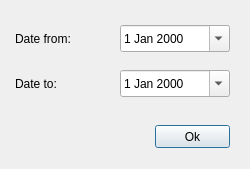
This is ui/selector_date.ui in Giswater/giswater_qgis_plugin as Qt 5 draws it before an edit. The edited form follows.
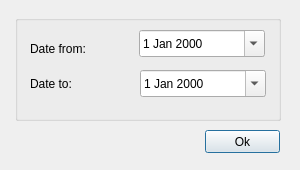
This is the edited form.

Commit message: Update date selector

Diff of the .ui file:
```diff
--- a/ui/selector_date.ui
+++ b/ui/selector_date.ui
@@ -6,19 +6,19 @@
    <rect>
     <x>0</x>
     <y>0</y>
-    <width>250</width>
-    <height>169</height>
+    <width>300</width>
+    <height>170</height>
    </rect>
   </property>
   <property name="minimumSize">
    <size>
-    <width>250</width>
+    <width>300</width>
     <height>150</height>
    </size>
   </property>
   <property name="maximumSize">
    <size>
-    <width>250</width>
+    <width>300</width>
     <height>325</height>
    </size>
   </property>
@@ -31,8 +31,8 @@
   <widget class="QPushButton" name="btn_accept">
    <property name="geometry">
     <rect>
-     <x>155</x>
-     <y>125</y>
+     <x>205</x>
+     <y>130</y>
      <width>75</width>
      <height>23</height>
     </rect>
@@ -41,12 +41,24 @@
     <string>Ok</string>
    </property>
   </widget>
+  <widget class="QGroupBox" name="groupBox">
+   <property name="geometry">
+    <rect>
+     <x>15</x>
+     <y>15</y>
+     <width>266</width>
+     <height>106</height>
+    </rect>
+   </property>
+   <property name="title">
+    <string/>
+   </property>
   <widget class="QDateEdit" name="date_from">
    <property name="geometry">
     <rect>
-     <x>120</x>
-     <y>25</y>
-     <width>110</width>
+      <x>124</x>
+      <y>15</y>
+      <width>126</width>
      <height>27</height>
     </rect>
    </property>
@@ -58,7 +70,7 @@
    <property name="geometry">
     <rect>
      <x>15</x>
-     <y>30</y>
+      <y>25</y>
      <width>96</width>
      <height>17</height>
     </rect>
@@ -71,7 +83,7 @@
    <property name="geometry">
     <rect>
      <x>15</x>
-     <y>75</y>
+      <y>60</y>
      <width>86</width>
      <height>17</height>
     </rect>
@@ -83,15 +95,16 @@
   <widget class="QDateEdit" name="date_to">
    <property name="geometry">
     <rect>
-     <x>120</x>
-     <y>70</y>
-     <width>110</width>
+      <x>125</x>
+      <y>55</y>
+      <width>126</width>
      <height>27</height>
     </rect>
    </property>
    <property name="calendarPopup">
     <bool>true</bool>
    </property>
+   </widget>
   </widget>
  </widget>
  <tabstops>
```
Lines whose indentation alone changed are shown as unchanged.
